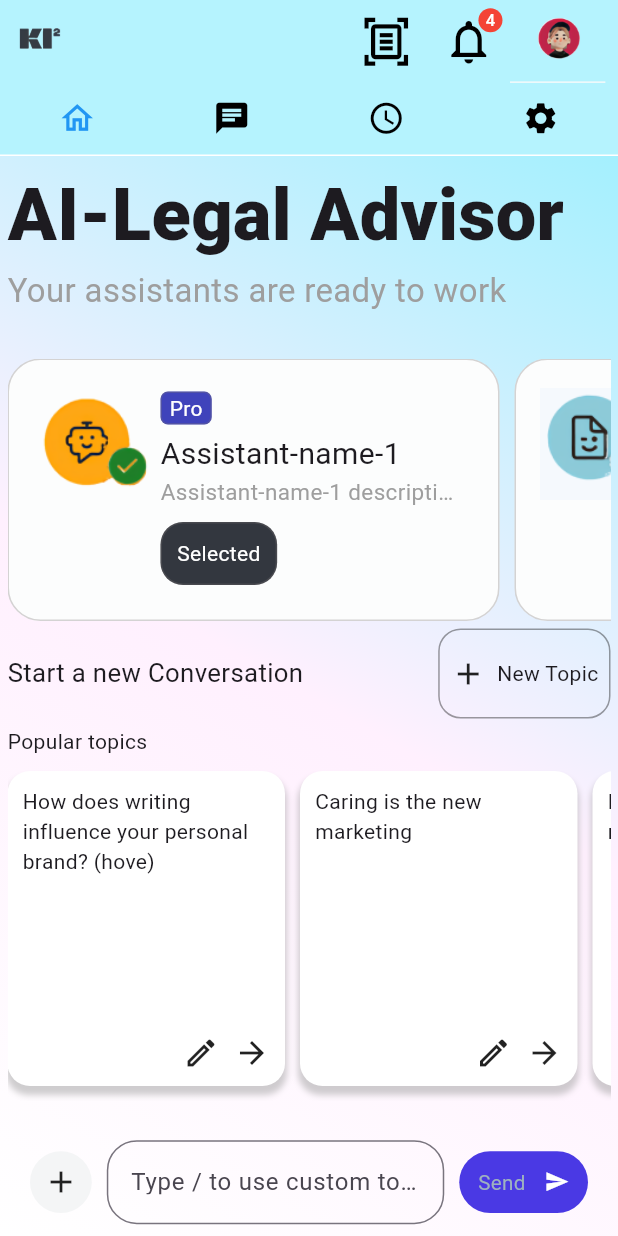
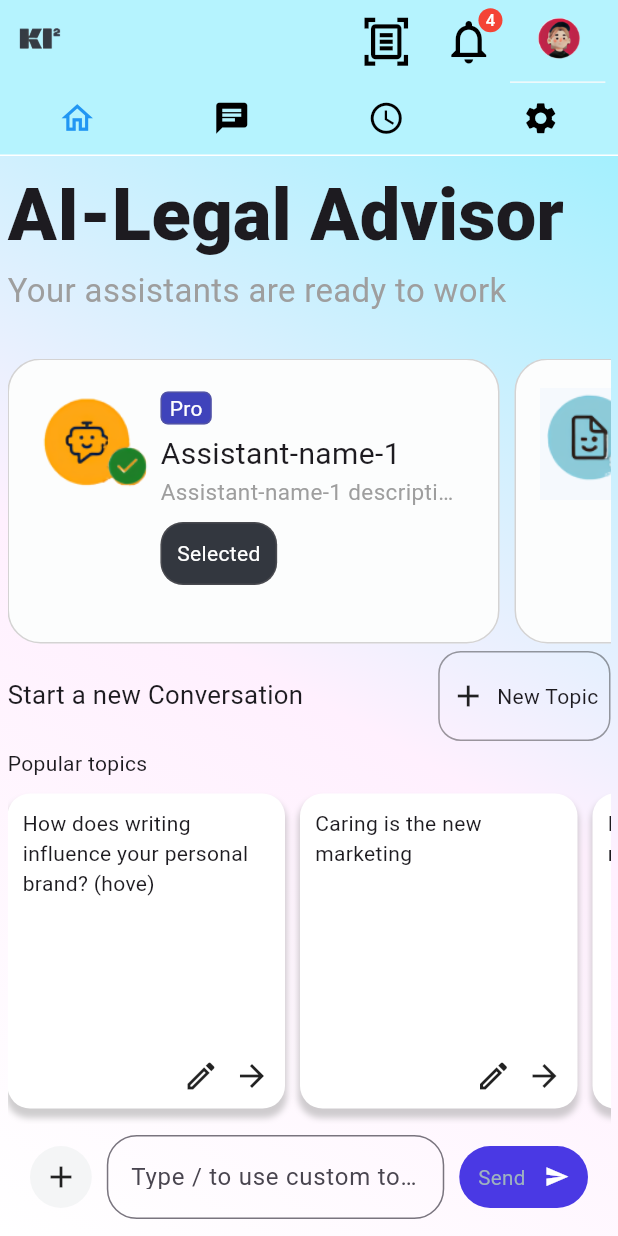
Before and after one commit to Rifat-Hosen/Assistant, a Flutter app: the screen it shows after launch, on a phone screen of 412 x 824 dp. Run offline on Flutter 3.47's test engine with Material 3 defaults, Android fonts, the phone set to English and light mode, and no system bars; drawn by our look-alikes of oktoast; our stand-ins replace gap, google_fonts; missing offline and left inert: flutter_reactive_value; Roboto replaces fonts that are missing (IBMPlexSans).

Commit message:
<Fix><UI><yml> component update, removed unused plugins

```diff
--- a/lib/main.dart
+++ b/lib/main.dart
@@ -3,8 +3,7 @@ import 'package:flutter/material.dart';
 import 'package:oktoast/oktoast.dart';
 
 import 'core/index.dart';
-void main() {
-  WidgetsFlutterBinding.ensureInitialized();
+void main(){
   runApp(const MyApp());
 }
 
--- a/lib/pages/home/Components/assistaint_details_container.dart
+++ b/lib/pages/home/Components/assistaint_details_container.dart
@@ -21,7 +21,7 @@ class AssistaintDetailsContainer extends StatelessWidget {
   Widget build(BuildContext context) {
     return Container(
       width: 328,
-      height: 175,
+      height: 190,
       margin: const EdgeInsets.only(right: 10),
       decoration: BoxDecoration(
         color: const Color(0xFFFCFDFD),
--- a/lib/pages/home/Components/home_main_body.dart
+++ b/lib/pages/home/Components/home_main_body.dart
@@ -1,7 +1,7 @@
 import 'package:assistant/index.dart';
 import 'package:flutter/material.dart';
+import 'package:gap/gap.dart';
 import 'package:google_fonts/google_fonts.dart';
-import 'package:gap/gap.dart';
 import '../index.dart';
 import 'index.dart';
 
@@ -14,7 +14,11 @@ class HomeMainBody extends StatelessWidget {
 
   @override
   Widget build(BuildContext context) {
-    return Container(
+    return GestureDetector(
+      onTap: () {
+        FocusScope.of(context).requestFocus(FocusNode());
+      },
+      child: Container(
         color: Colors.transparent,
         padding: EdgeInsets.all(5),
         child: Column(
@@ -22,7 +26,7 @@ class HomeMainBody extends StatelessWidget {
           mainAxisAlignment: MainAxisAlignment.center,
           children: [
             Visibility(
-              visible: MediaQuery.of(context).size.width > 1024,
+                visible: viewModel.isDesktop(context),
                 child: Gap(40.rp),
             ),
             Expanded(
@@ -37,6 +41,9 @@ class HomeMainBody extends StatelessWidget {
                         fontSize: 70.rp,
                         fontWeight: FontWeight.w900// Adaptive font size
                       ),
+                      /*style: TextStyle(
+                          fontSize: 30.rp
+                      ),*/
                     ),
                     Text(
                       'Your assistants are ready to work',
@@ -70,7 +77,7 @@ class HomeMainBody extends StatelessWidget {
                             ),
                           ),
                           Expanded(
-                          flex: MediaQuery.of(context).size.width>1024 ? 1:2,
+                            flex: viewModel.isDesktop(context) ? 1:2,
                             child: Container(
 
                               height: 60,
@@ -91,7 +98,7 @@ class HomeMainBody extends StatelessWidget {
                             ),
                           ),
                           Visibility(
-                          visible: MediaQuery.of(context).size.width>1024,
+                            visible: viewModel.isDesktop(context),
                             child: Gap(30),),
                         ],
                       ),
@@ -121,10 +128,10 @@ class HomeMainBody extends StatelessWidget {
               child: Column(
                 children: [
                   Container(
-                  height: 90.mrp,
+                    height: 100.mrp,
                     color: Colors.transparent,
                     child: Row(
-                    crossAxisAlignment: MediaQuery.of(context).size.width > 600 ? CrossAxisAlignment.start : CrossAxisAlignment.center,
+                      crossAxisAlignment: viewModel.isMobile(context) ? CrossAxisAlignment.start : CrossAxisAlignment.center,
                       children: [
                         Container(
                           width: 60.mrp,
@@ -151,11 +158,11 @@ class HomeMainBody extends StatelessWidget {
                                     border: OutlineInputBorder(
                                       borderRadius: BorderRadius.circular(20),
                                     ),
-                                  labelText: MediaQuery.of(context).size.width > 600 ? 'Type / to use custom tools' : 'Type / to use custom tools',
+                                    labelText: viewModel.isMobile(context) ? 'Type / to use custom tools' : 'Type / to use custom tools',
                                   ),
                                 ),
                                 Visibility(
-                                visible: MediaQuery.of(context).size.width > 600,
+                                  visible: viewModel.isMobile(context),
                                   child: Row(
                                     children: [
                                       const Text(
@@ -227,6 +234,7 @@ class HomeMainBody extends StatelessWidget {
             )
           ],
         ),
+      ),
     );
   }
 }
--- a/lib/pages/home/home_vm.dart
+++ b/lib/pages/home/home_vm.dart
@@ -8,6 +8,12 @@ class HomeVM extends ViewModel<HomeModel> {
   @override
   void buildProperty(BuildContext context, [Object? args]) {
     super.buildProperty(context, args);
+  }
+  bool isMobile(BuildContext context){
+      return MediaQuery.of(context).size.width > 600;
+  }
+  bool isDesktop(BuildContext context){
+    return MediaQuery.of(context).size.width > 1280;
   }
 
   /*void hoverIn() {
--- a/lib/pages/home/responsive_layout/home_mobile_layout.dart
+++ b/lib/pages/home/responsive_layout/home_mobile_layout.dart
@@ -10,6 +10,7 @@ class MobileBody extends IView<HomeVM> {
 
     return DefaultTabController(
       length: 4,
+      child: SafeArea(
         child: Scaffold(
           backgroundColor: Colors.transparent,
           appBar: AppBar(
@@ -90,6 +91,7 @@ class MobileBody extends IView<HomeVM> {
             ),
           ),
         ),
+      ),
     );
   }
 }
--- a/pubspec.yaml
+++ b/pubspec.yaml
@@ -19,8 +19,6 @@ dependencies:
   flutter_reactive_value: ^2.0.1
   badges: ^3.1.2
   gap: ^3.0.1
-  flutterflow_ui: ^0.3.1
-  flutter_screenutil: ^5.9.3
   google_fonts: ^6.2.1
 
 
```
Also changed, not shown: pubspec.lock, 5 other files. Lines whose indentation alone changed are shown as unchanged.
